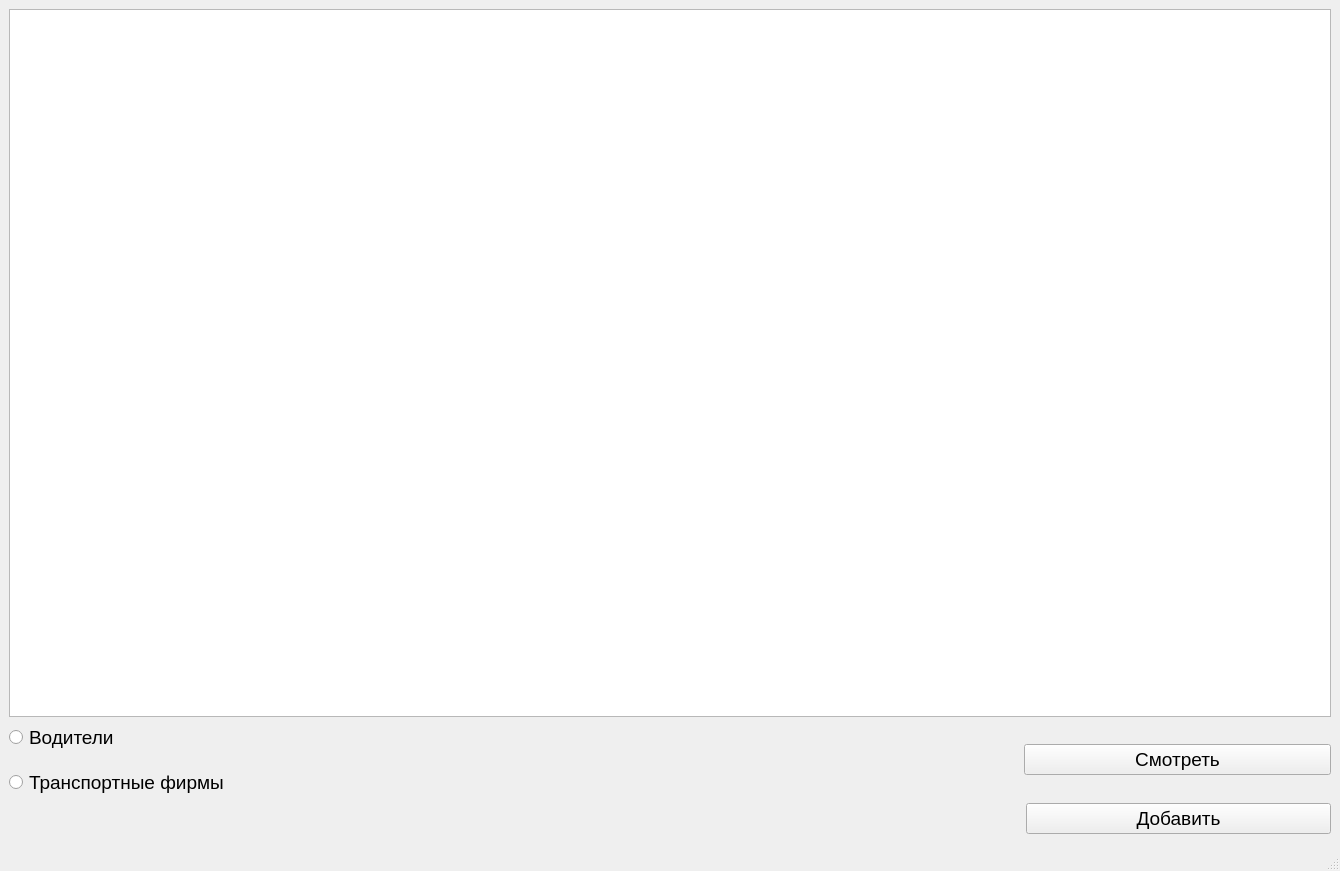
Qt form UI_RBD/MainWinTransComp.ui (gearwheels/RBD) before a commit.
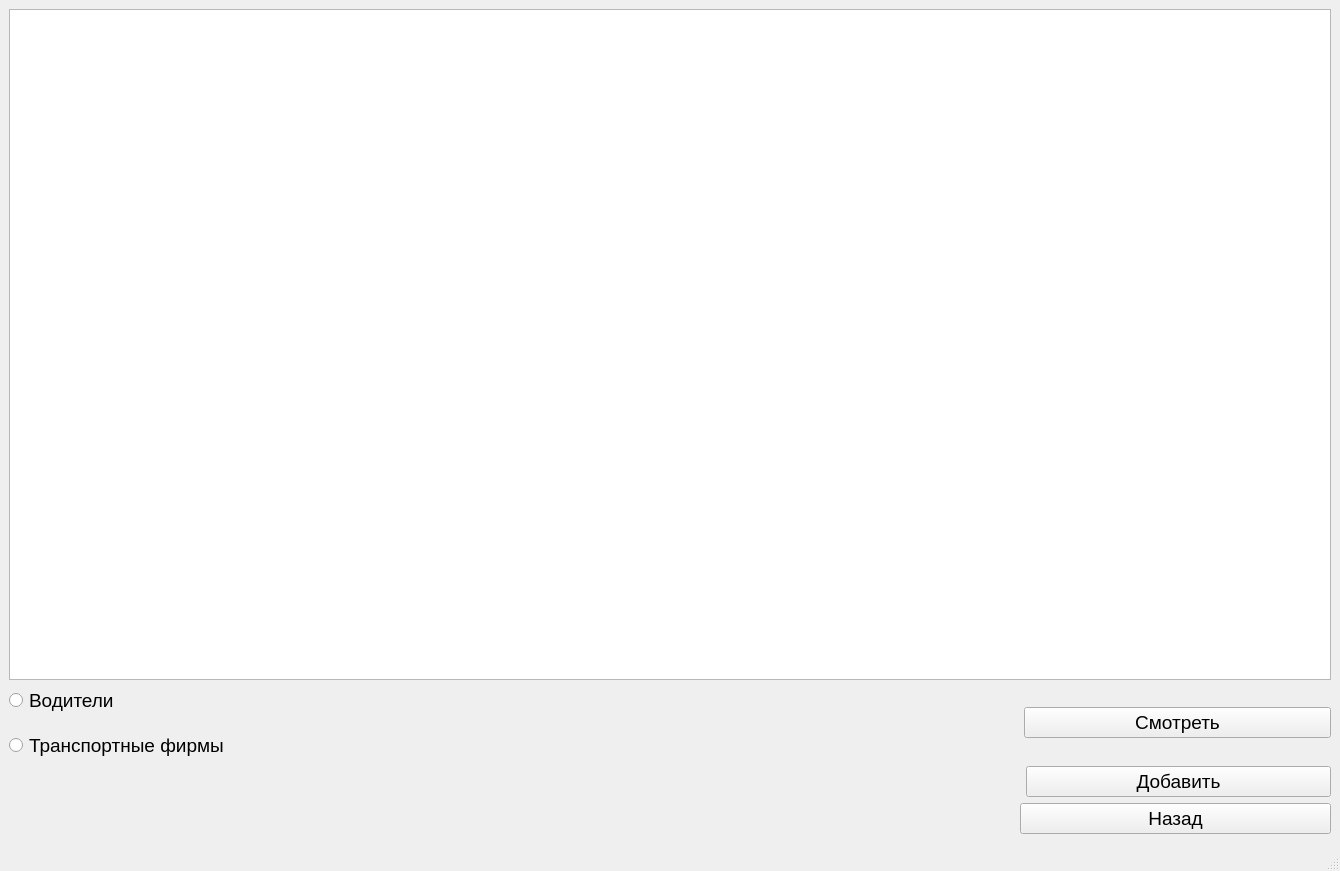
The same form after that commit.

Commit message: добавил кнопку назад

The edit to the form file:
```diff
--- a/UI_RBD/MainWinTransComp.ui
+++ b/UI_RBD/MainWinTransComp.ui
@@ -99,6 +99,30 @@
       </item>
      </layout>
     </item>
+    <item>
+     <layout class="QHBoxLayout" name="horizontalLayout_3" stretch="13,4">
+      <item>
+       <spacer name="horizontalSpacer_3">
+        <property name="orientation">
+         <enum>Qt::Horizontal</enum>
+        </property>
+        <property name="sizeHint" stdset="0">
+         <size>
+          <width>40</width>
+          <height>20</height>
+         </size>
+        </property>
+       </spacer>
+      </item>
+      <item>
+       <widget class="QPushButton" name="btnBack">
+        <property name="text">
+         <string>Назад</string>
+        </property>
+       </widget>
+      </item>
+     </layout>
+    </item>
    </layout>
   </widget>
   <widget class="QMenuBar" name="menubar">
```
The commit also changes 11 other files.
